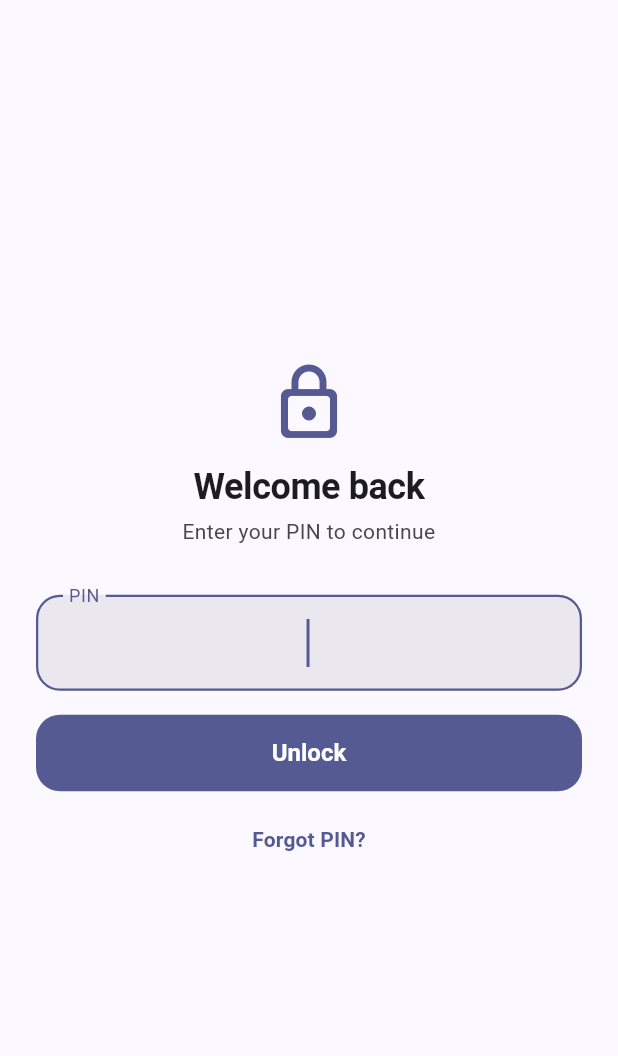
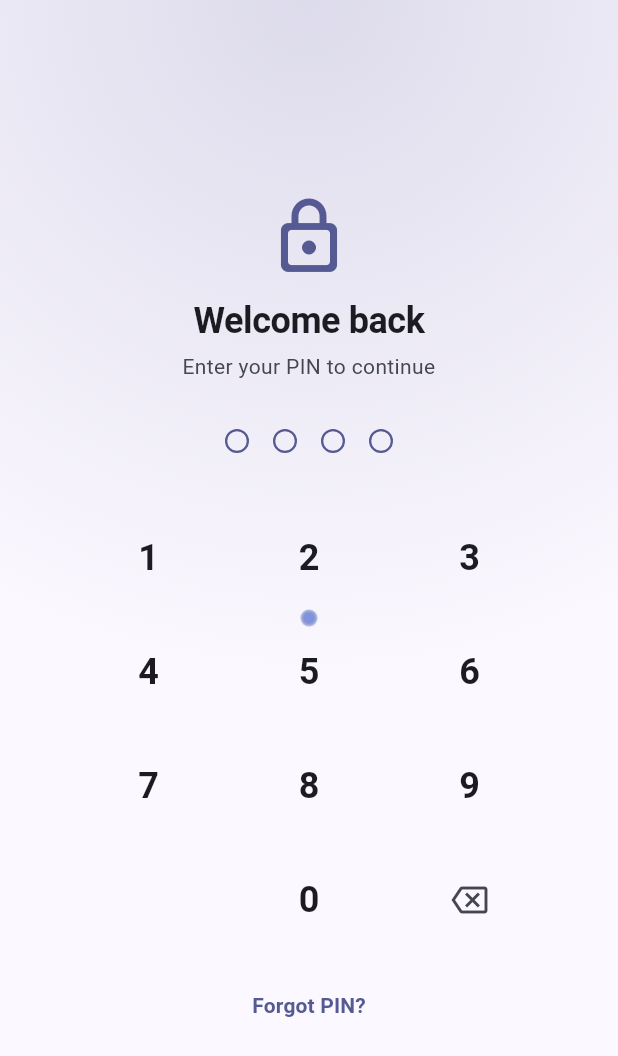
Before and after one commit to sahithikanala22/voice-docs-ai, a Flutter app: the PinEntryScreen screen opened by its route, on a phone screen of 412 x 824 dp. Shown: the top 1056 px of the screen. Run offline on Flutter 3.47's test engine with Material 3 defaults, Android fonts, the phone set to English and light mode, and no system bars; drawn by our look-alikes of dynamic_color; our stand-ins replace dio, file_picker, flutter_dotenv, flutter_local_notifications, flutter_riverpod, flutter_timezone and 11 more; missing offline and left inert: app_badge_plus, flag, flutter_quill, record, whisper_ggml; accounts and stored records are empty; generated files the repository leaves out were written again.

Commit message:
Redesign the lock screen with a PIN keypad and add Diary Memories
Phase 2 of the app redesign:

- PinEntryScreen now uses PIN-dot indicators and a real numeric keypad
  instead of a plain text field — auto-submits on the 4th digit, keeps
  biometric unlock as a keypad key when enabled, and adds a subtle
  theme-tinted gradient behind the pad. Unlock/reset/biometric logic is
  unchanged, this is a presentation-only rewrite.
- New "On this day" card on the Diary tab surfaces entries written on the
  same date in a previous year (mirrors History's existing OnThisDayCard).
- New Memories screen (Diary app bar -> sparkle icon) browses the whole
  diary year by year, led by an "On this day" section, reusing the existing
  DiaryEntryCard and FolderFilterChip widgets.

Co-Authored-By: Claude Sonnet 5 <noreply@anthropic.com>

```diff
--- a/lib/core/router/app_router.dart
+++ b/lib/core/router/app_router.dart
@@ -10,6 +10,7 @@ import 'package:ai_voice_docs/features/app_lock/presentation/screens/signup_scre
 import 'package:ai_voice_docs/features/calendar/presentation/screens/calendar_screen.dart';
 import 'package:ai_voice_docs/features/diary/presentation/screens/diary_editor_screen.dart';
 import 'package:ai_voice_docs/features/diary/presentation/screens/diary_entry_screen.dart';
+import 'package:ai_voice_docs/features/diary/presentation/screens/diary_memories_screen.dart';
 import 'package:ai_voice_docs/features/diary/presentation/screens/diary_screen.dart';
 import 'package:ai_voice_docs/features/history/presentation/screens/history_screen.dart';
 import 'package:ai_voice_docs/features/home/presentation/screens/home_screen.dart';
@@ -80,6 +81,7 @@ final appRouterProvider = Provider<GoRouter>((ref) {
       ),
       GoRoute(path: '/profile', builder: (context, state) => const ProfileScreen()),
       GoRoute(path: '/voice', builder: (context, state) => const VoiceToTextScreen()),
+      GoRoute(path: '/diary-memories', builder: (context, state) => const DiaryMemoriesScreen()),
       GoRoute(
         path: '/diary-entry/new',
         builder: (context, state) => const DiaryEditorScreen(),
--- a/lib/features/app_lock/presentation/screens/pin_entry_screen.dart
+++ b/lib/features/app_lock/presentation/screens/pin_entry_screen.dart
@@ -1,5 +1,4 @@
 import 'package:flutter/material.dart';
-import 'package:flutter/services.dart';
 import 'package:flutter_riverpod/flutter_riverpod.dart';
 
 import 'package:ai_voice_docs/core/providers/core_providers.dart';
@@ -59,18 +58,35 @@ class _PinEntryScreenState extends ConsumerState<PinEntryScreen> {
     final biometricEnabled =
         (ref.watch(settingsControllerProvider).value?.biometricUnlock ?? false) &&
         (ref.watch(biometricAvailableProvider).value ?? false);
+    final scheme = Theme.of(context).colorScheme;
 
     ref.listen(appLockControllerProvider, (previous, next) {
       final error = next.value?.errorMessage;
       if (error != null && error != previous?.value?.errorMessage) {
         AppSnackbar.show(context, error, isError: true);
-        _pinController.clear();
+        setState(() => _pinController.clear());
       }
     });
 
     return Scaffold(
-      body: PaperBackground(
-        child: SafeArea(
+      body: Stack(
+        children: [
+          PaperBackground(child: const SizedBox.expand()),
+          // Purely decorative atmosphere behind the PIN pad — tinted with
+          // whatever palette/theme the user picked rather than a fixed image,
+          // so it stays correct across every theme instead of just Midnight.
+          Positioned.fill(
+            child: DecoratedBox(
+              decoration: BoxDecoration(
+                gradient: RadialGradient(
+                  center: Alignment.topCenter,
+                  radius: 1.1,
+                  colors: [scheme.primary.withValues(alpha: 0.18), scheme.primary.withValues(alpha: 0)],
+                ),
+              ),
+            ),
+          ),
+          SafeArea(
             child: Center(
               child: SingleChildScrollView(
                 padding: const EdgeInsets.symmetric(horizontal: 24, vertical: 32),
@@ -78,53 +94,31 @@ class _PinEntryScreenState extends ConsumerState<PinEntryScreen> {
                   mainAxisSize: MainAxisSize.min,
                   crossAxisAlignment: CrossAxisAlignment.stretch,
                   children: [
-                  Icon(
-                    Icons.lock_outline_rounded,
-                    size: 56,
-                    color: Theme.of(context).colorScheme.primary,
-                  ),
+                    Icon(Icons.lock_outline_rounded, size: 56, color: scheme.primary),
                     const SizedBox(height: 12),
                     Text(
                       name.isEmpty ? 'Welcome back' : 'Welcome back, $name',
                       textAlign: TextAlign.center,
-                    style: Theme.of(context).textTheme.headlineSmall?.copyWith(
-                      fontWeight: FontWeight.bold,
-                    ),
+                      style: Theme.of(
+                        context,
+                      ).textTheme.headlineSmall?.copyWith(fontWeight: FontWeight.bold),
                     ),
                     const SizedBox(height: 4),
                     Text(
                       'Enter your PIN to continue',
                       textAlign: TextAlign.center,
-                    style: Theme.of(context).textTheme.bodyMedium?.copyWith(
-                      color: Theme.of(context).colorScheme.onSurfaceVariant,
-                    ),
+                      style: Theme.of(
+                        context,
+                      ).textTheme.bodyMedium?.copyWith(color: scheme.onSurfaceVariant),
                     ),
                     const SizedBox(height: 32),
-                  TextField(
-                    controller: _pinController,
-                    keyboardType: TextInputType.number,
-                    obscureText: true,
-                    textAlign: TextAlign.center,
-                    maxLength: 4,
-                    autofocus: true,
-                    inputFormatters: [FilteringTextInputFormatter.digitsOnly],
-                    style: Theme.of(context).textTheme.headlineSmall,
-                    decoration: const InputDecoration(
-                      labelText: 'PIN',
-                      counterText: '',
+                    _PinDots(length: _pinController.text.length, scheme: scheme),
+                    const SizedBox(height: 32),
+                    _Keypad(
+                      onDigit: _onDigit,
+                      onBackspace: _onBackspace,
+                      onBiometric: biometricEnabled ? _tryBiometric : null,
                     ),
-                    onSubmitted: (_) => _submit(),
-                  ),
-                  const SizedBox(height: 16),
-                  FilledButton(onPressed: _submit, child: const Text('Unlock')),
-                  if (biometricEnabled) ...[
-                    const SizedBox(height: 12),
-                    OutlinedButton.icon(
-                      onPressed: _tryBiometric,
-                      icon: const Icon(Icons.fingerprint_rounded),
-                      label: const Text('Use fingerprint / face'),
-                    ),
-                  ],
                     const SizedBox(height: 8),
                     TextButton(
                       onPressed: () => _confirmReset(context),
@@ -135,8 +129,20 @@ class _PinEntryScreenState extends ConsumerState<PinEntryScreen> {
               ),
             ),
           ),
+        ],
       ),
     );
+  }
+
+  void _onDigit(String digit) {
+    if (_pinController.text.length >= 4) return;
+    setState(() => _pinController.text += digit);
+    if (_pinController.text.length == 4) _submit();
+  }
+
+  void _onBackspace() {
+    if (_pinController.text.isEmpty) return;
+    setState(() => _pinController.text = _pinController.text.substring(0, _pinController.text.length - 1));
   }
 
   void _submit() {
@@ -183,3 +189,112 @@ class _PinEntryScreenState extends ConsumerState<PinEntryScreen> {
     }
   }
 }
+
+/// Four circles showing how many digits have been entered so far — filled
+/// for each entered digit, outlined for the rest. Never shows the digits
+/// themselves, same privacy the old obscured text field had.
+class _PinDots extends StatelessWidget {
+  const _PinDots({required this.length, required this.scheme});
+
+  final int length;
+  final ColorScheme scheme;
+
+  @override
+  Widget build(BuildContext context) {
+    return Row(
+      mainAxisAlignment: MainAxisAlignment.center,
+      children: [
+        for (var i = 0; i < 4; i++)
+          Container(
+            width: 16,
+            height: 16,
+            margin: const EdgeInsets.symmetric(horizontal: 8),
+            decoration: BoxDecoration(
+              shape: BoxShape.circle,
+              color: i < length ? scheme.primary : Colors.transparent,
+              border: Border.all(color: scheme.primary, width: 1.5),
+            ),
+          ),
+      ],
+    );
+  }
+}
+
+/// A 3x4 numeric keypad — digits 1-9, then a bottom row of
+/// [biometric-or-blank, 0, backspace]. Replaces the OS keyboard entirely so
+/// the PIN screen looks and behaves like a lock screen, not a form.
+class _Keypad extends StatelessWidget {
+  const _Keypad({required this.onDigit, required this.onBackspace, required this.onBiometric});
+
+  final ValueChanged<String> onDigit;
+  final VoidCallback onBackspace;
+  final VoidCallback? onBiometric;
+
+  @override
+  Widget build(BuildContext context) {
+    return Column(
+      children: [
+        for (final row in const [
+          ['1', '2', '3'],
+          ['4', '5', '6'],
+          ['7', '8', '9'],
+        ])
+          Padding(
+            padding: const EdgeInsets.symmetric(vertical: 6),
+            child: Row(
+              mainAxisAlignment: MainAxisAlignment.spaceEvenly,
+              children: [for (final digit in row) _KeypadKey(label: digit, onTap: () => onDigit(digit))],
+            ),
+          ),
+        Padding(
+          padding: const EdgeInsets.symmetric(vertical: 6),
+          child: Row(
+            mainAxisAlignment: MainAxisAlignment.spaceEvenly,
+            children: [
+              onBiometric == null
+                  ? const SizedBox(width: 64, height: 64)
+                  : _KeypadKey(icon: Icons.fingerprint_rounded, onTap: onBiometric!),
+              _KeypadKey(label: '0', onTap: () => onDigit('0')),
+              _KeypadKey(icon: Icons.backspace_outlined, onTap: onBackspace),
+            ],
+          ),
+        ),
+      ],
+    );
+  }
+}
+
+class _KeypadKey extends StatelessWidget {
+  const _KeypadKey({this.label, this.icon, required this.onTap}) : assert(label != null || icon != null);
+
+  final String? label;
+  final IconData? icon;
+  final VoidCallback onTap;
+
+  @override
+  Widget build(BuildContext context) {
+    final scheme = Theme.of(context).colorScheme;
+    return Material(
+      color: Colors.transparent,
+      shape: const CircleBorder(),
+      child: InkWell(
+        onTap: onTap,
+        customBorder: const CircleBorder(),
+        child: SizedBox(
+          width: 64,
+          height: 64,
+          child: Center(
+            child: label != null
+                ? Text(
+                    label!,
+                    style: Theme.of(
+                      context,
+                    ).textTheme.headlineSmall?.copyWith(fontWeight: FontWeight.w600),
+                  )
+                : Icon(icon, color: scheme.onSurfaceVariant),
+          ),
+        ),
+      ),
+    );
+  }
+}
```
Also changed, not shown: lib/features/diary/presentation/screens/diary_memories_screen.dart (added, +110 -0 lines), lib/features/diary/presentation/screens/diary_screen.dart (+9 -0 lines), lib/features/diary/presentation/widgets/diary_on_this_day_card.dart (added, +68 -0 lines). Lines whose indentation alone changed are shown as unchanged.
